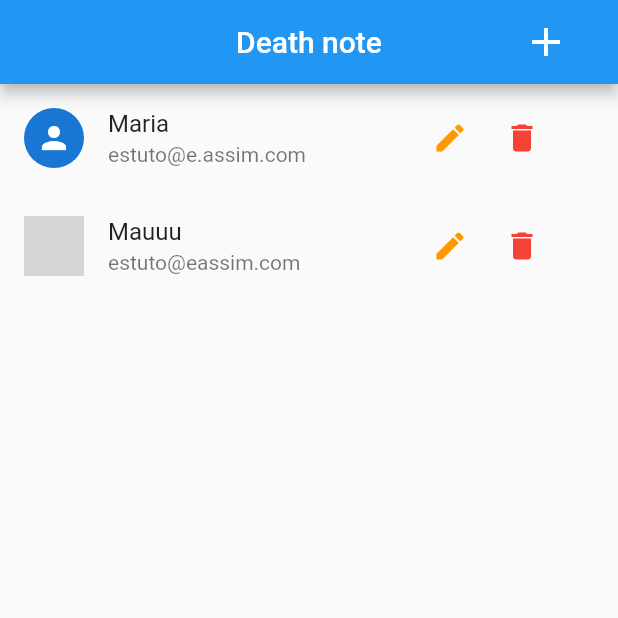
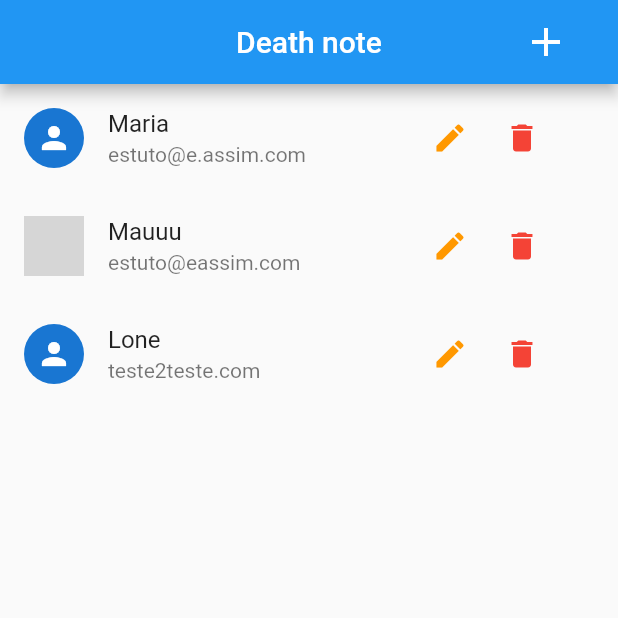
Before and after one commit to volthier/flutter-estudo, a Flutter app: the screen it shows after launch, after a tap on the "add" icon, on a phone screen of 412 x 824 dp, the top half of it. Run offline on Flutter 3.47's test engine with Material 2 defaults, Android fonts, the phone set to English and light mode, and no system bars; network calls fail; grey boxes are pictures that could not be loaded.

Commit message:
add teste

```diff
--- a/lib/views/user_list.dart
+++ b/lib/views/user_list.dart
@@ -20,7 +20,13 @@ class UserList extends StatelessWidget {
              icon: Icon(Icons.add, size: 32,),
               color: Colors.white,
               padding: const EdgeInsets.only(right: 40.0),
-              onPressed: () {}),
+              onPressed: () {
+               users.put(User(
+                 name: 'Lone',
+                 email: 'teste2teste.com',
+                 avatarUrl: ''
+               ));
+              }),
         ],
       ),
       body: ListView.builder(
```
